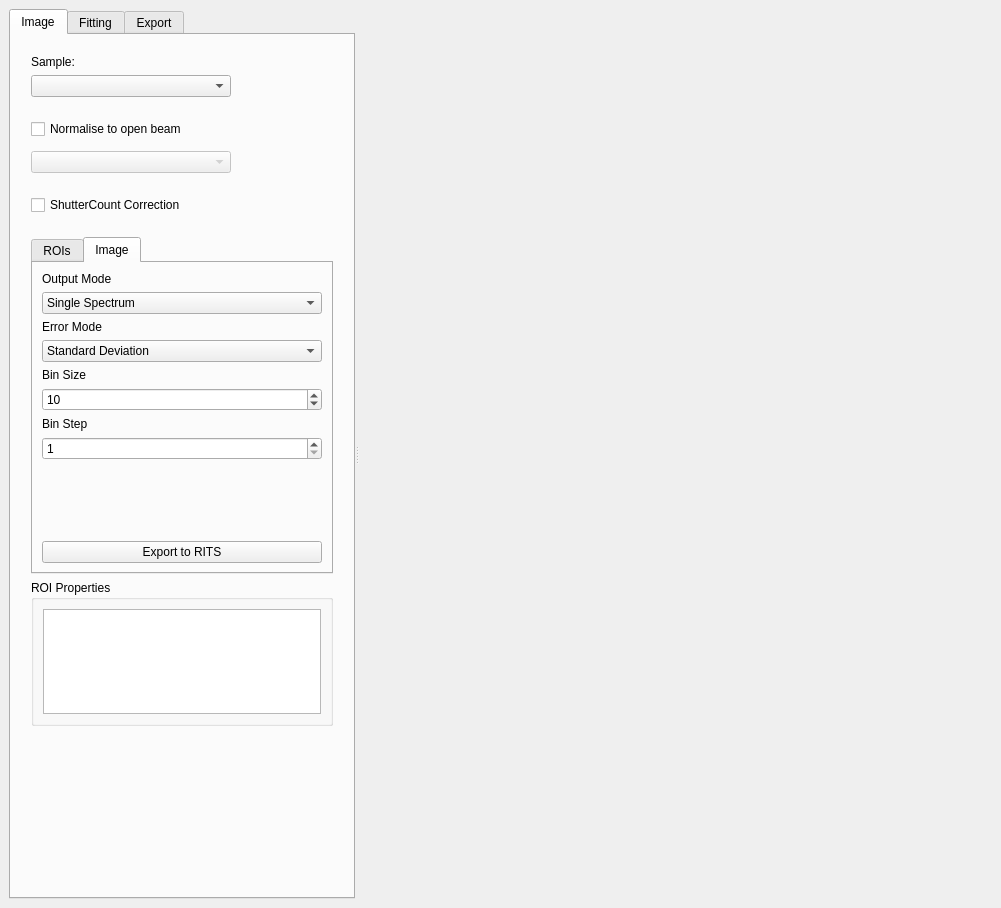
First picture: the form in mantidimaging/gui/ui/spectrum_viewer.ui, repository mantidproject/mantidimaging, before the edit.
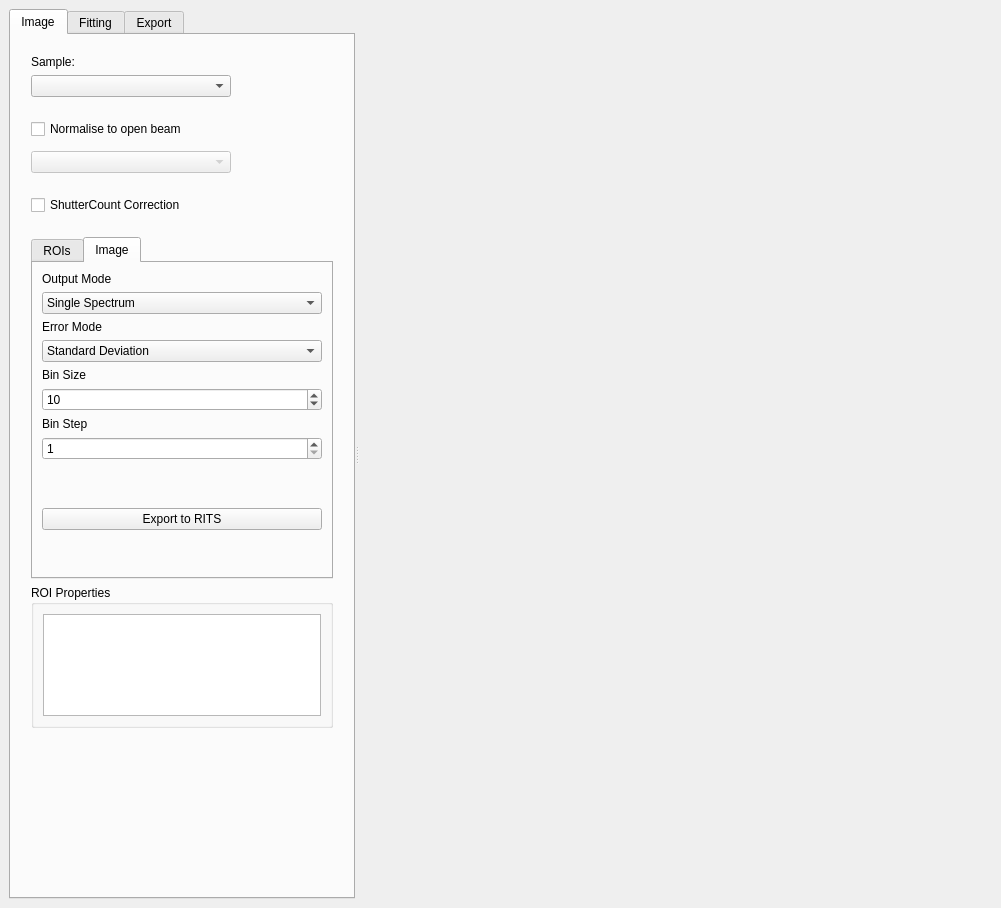
Second picture: the form after the edit. The open tabs and pages were chosen to show the change. Custom widgets are drawn as their Qt base class.

Commit message:
Add RITS warning icon and logic to display specific warnings
This commit introduces a RITS warning icon to the spectrum viewer UI. It includes logic to handle and display warnings specific to RITS conditions, ensuring better user feedback. Additionally, improvements were made to differentiate between RITS and normalization warnings.

The edit to the form file:
```diff
--- a/mantidimaging/gui/ui/spectrum_viewer.ui
+++ b/mantidimaging/gui/ui/spectrum_viewer.ui
@@ -117,7 +117,7 @@
              </property>
              <property name="minimumSize">
               <size>
-               <width>32</width>
+               <width>35</width>
                <height>32</height>
               </size>
              </property>
@@ -402,6 +402,31 @@
                </property>
               </widget>
              </item>
+             <item>
+              <widget class="QLabel" name="ritsWarningIcon">
+               <property name="sizePolicy">
+                <sizepolicy hsizetype="Fixed" vsizetype="Fixed">
+                 <horstretch>0</horstretch>
+                 <verstretch>0</verstretch>
+                </sizepolicy>
+               </property>
+               <property name="minimumSize">
+                <size>
+                 <width>32</width>
+                 <height>32</height>
+                </size>
+               </property>
+               <property name="maximumSize">
+                <size>
+                 <width>32</width>
+                 <height>32</height>
+                </size>
+               </property>
+               <property name="text">
+                <string/>
+               </property>
+              </widget>
+             </item>
             </layout>
            </widget>
           </widget>
```
The commit also changes 1 other file.
